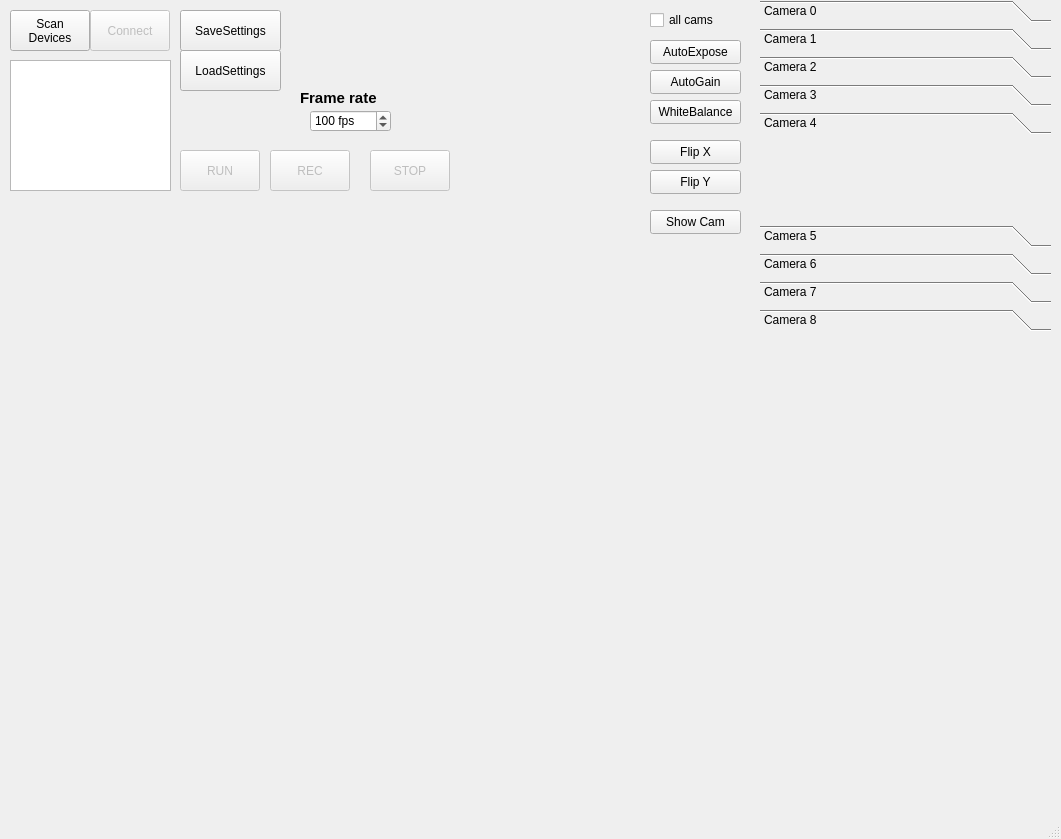
Qt form GUI/GUI_design.ui (arturoptophys/Surgery_Viewer) before a commit.
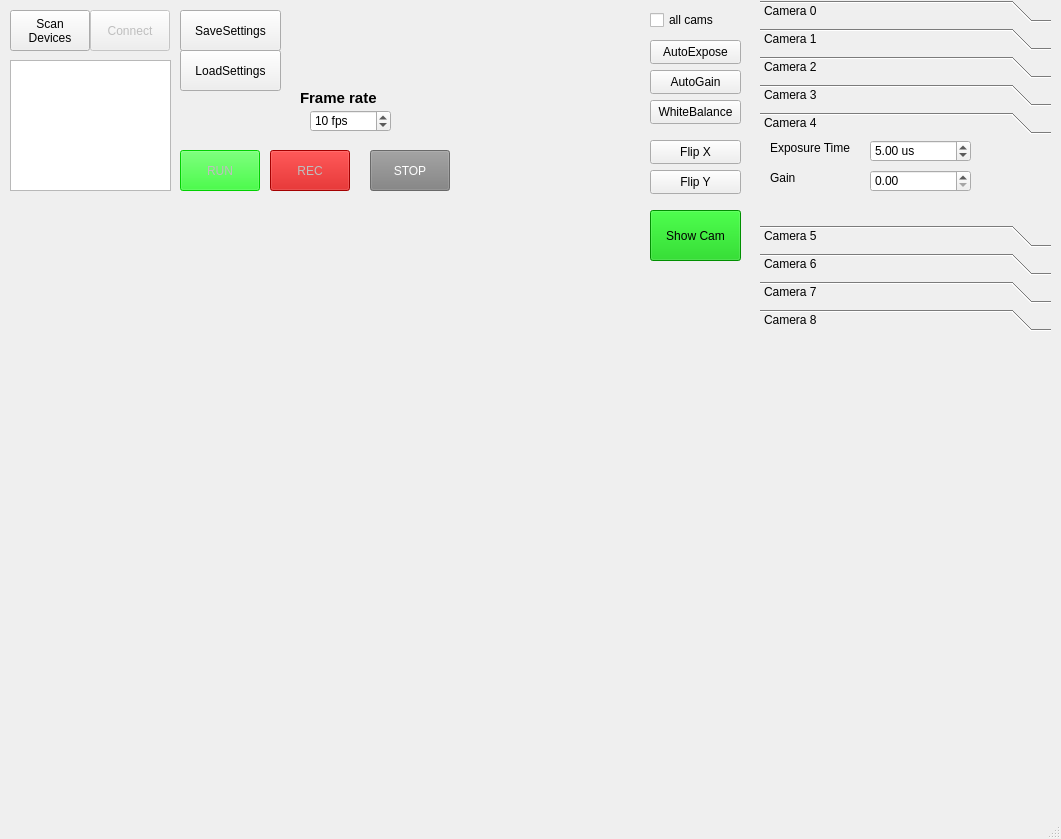
The same form after that commit. The open tabs and pages were chosen to show the change. Custom widgets are drawn as their Qt base class.

Commit message: - improved single view show - fixed auto functions - implemented semi-working multiview (Stitched image very slow) - added automated setting of min max values for settings

Diff of the .ui file:
```diff
--- a/GUI/GUI_design.ui
+++ b/GUI/GUI_design.ui
@@ -82,6 +82,9 @@
       <height>41</height>
      </rect>
     </property>
+    <property name="styleSheet">
+     <string notr="true">QPushButton {background-color:  rgb(0, 255, 0)}</string>
+    </property>
     <property name="text">
      <string>RUN</string>
     </property>
@@ -98,6 +101,9 @@
       <height>41</height>
      </rect>
     </property>
+    <property name="styleSheet">
+     <string notr="true">QPushButton {color: white; background-color: gray;}</string>
+    </property>
     <property name="text">
      <string>STOP</string>
     </property>
@@ -114,6 +120,9 @@
       <height>41</height>
      </rect>
     </property>
+    <property name="styleSheet">
+     <string notr="true">QPushButton {background-color:  rgb(200, 0, 0)}</string>
+    </property>
     <property name="text">
      <string>REC</string>
     </property>
@@ -156,7 +165,7 @@
      <number>200</number>
     </property>
     <property name="value">
-     <number>100</number>
+     <number>10</number>
     </property>
    </widget>
    <widget class="QTextEdit" name="Devices_textEdit">
@@ -560,6 +569,88 @@
      <attribute name="label">
       <string>Camera 4</string>
      </attribute>
+     <widget class="QDoubleSpinBox" name="Gain_spin_4">
+      <property name="geometry">
+       <rect>
+        <x>110</x>
+        <y>30</y>
+        <width>101</width>
+        <height>22</height>
+       </rect>
+      </property>
+      <property name="prefix">
+       <string/>
+      </property>
+      <property name="suffix">
+       <string/>
+      </property>
+      <property name="minimum">
+       <double>0.000000000000000</double>
+      </property>
+      <property name="maximum">
+       <double>48.000000000000000</double>
+      </property>
+      <property name="singleStep">
+       <double>0.100000000000000</double>
+      </property>
+      <property name="value">
+       <double>0.000000000000000</double>
+      </property>
+     </widget>
+     <widget class="QLabel" name="label_10">
+      <property name="geometry">
+       <rect>
+        <x>10</x>
+        <y>30</y>
+        <width>81</width>
+        <height>16</height>
+       </rect>
+      </property>
+      <property name="text">
+       <string>Gain</string>
+      </property>
+     </widget>
+     <widget class="QLabel" name="label_11">
+      <property name="geometry">
+       <rect>
+        <x>10</x>
+        <y>0</y>
+        <width>81</width>
+        <height>16</height>
+       </rect>
+      </property>
+      <property name="text">
+       <string>Exposure Time</string>
+      </property>
+     </widget>
+     <widget class="QDoubleSpinBox" name="ExposureTime_spin_4">
+      <property name="geometry">
+       <rect>
+        <x>110</x>
+        <y>0</y>
+        <width>101</width>
+        <height>22</height>
+       </rect>
+      </property>
+      <property name="prefix">
+       <string/>
+      </property>
+      <property name="suffix">
+       <string> us</string>
+      </property>
+      <property name="minimum">
+       <double>0.500000000000000</double>
+      </property>
+      <property name="maximum">
+       <double>1000000.000000000000000</double>
+      </property>
+      <property name="singleStep">
+       <double>0.500000000000000</double>
+      </property>
+      <property name="value">
+       <double>5.000000000000000</double>
+      </property>
+     </widget>
     </widget>
     <widget class="QWidget" name="cam5">
      <attribute name="label">
@@ -585,10 +676,10 @@
    <widget class="ImageView_camera" name="ViewWidget" native="true">
     <property name="geometry">
      <rect>
-      <x>50</x>
-      <y>250</y>
-      <width>211</width>
-      <height>191</height>
+      <x>30</x>
+      <y>270</y>
+      <width>191</width>
+      <height>161</height>
      </rect>
     </property>
    </widget>
@@ -676,9 +767,12 @@
       <x>650</x>
       <y>210</y>
       <width>91</width>
-      <height>24</height>
+      <height>51</height>
      </rect>
     </property>
+    <property name="styleSheet">
+     <string notr="true">QPushButton {background-color:  rgb(0, 200, 0)}</string>
+    </property>
     <property name="text">
      <string>Show Cam</string>
     </property>
```
Left out of the diff: 382 changed lines with no effect on the pictures. The commit also changes 7 other files.
